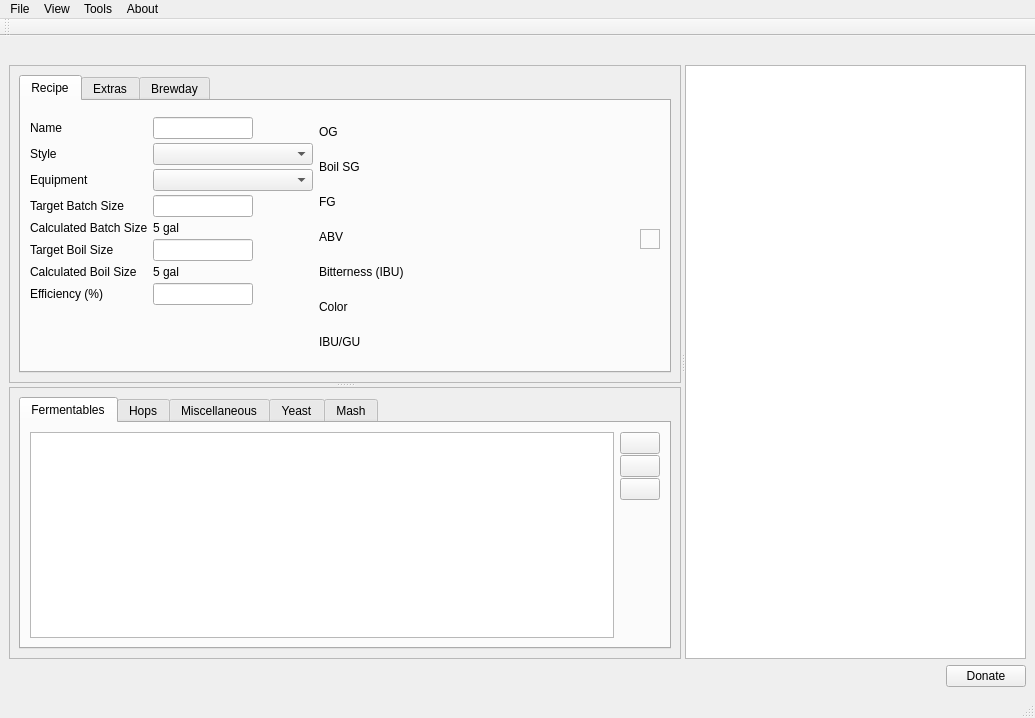
Brewtarget/brewtarget, file ui/mainWindow.ui: the form before one commit.
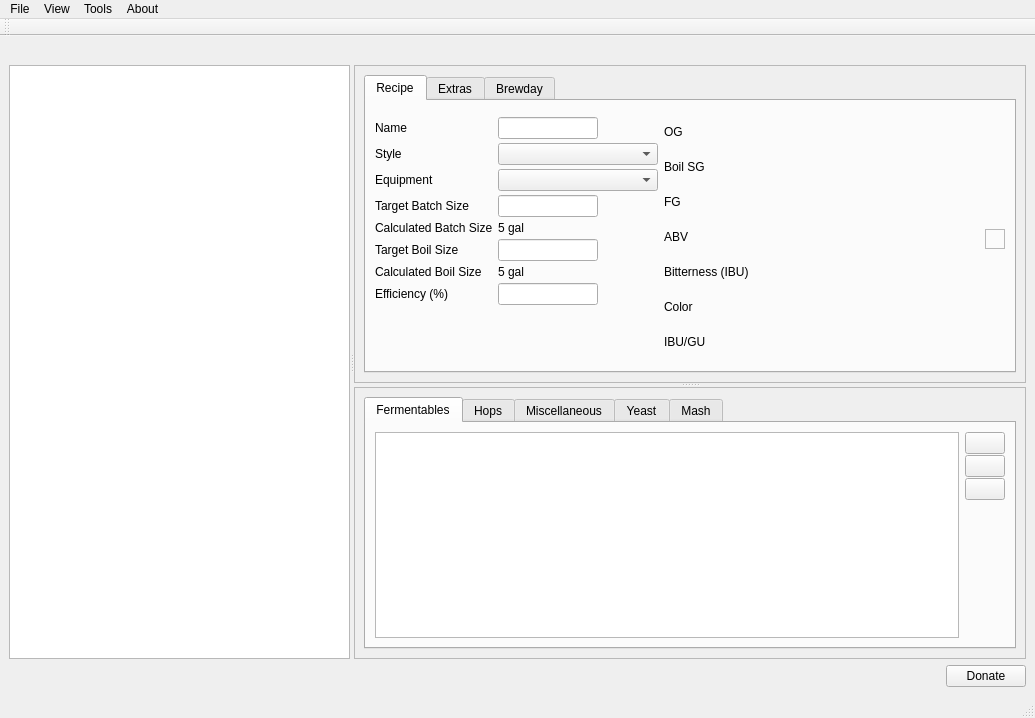
The form after the commit. Icons and pictures are not drawn. Custom widgets are drawn as their Qt base class.

Commit message: Moved the tree to the left hand side.

```diff
--- a/ui/mainWindow.ui
+++ b/ui/mainWindow.ui
@@ -63,6 +63,41 @@
       <property name="orientation">
        <enum>Qt::Horizontal</enum>
       </property>
+      <widget class="BrewTargetTreeView" name="brewTargetTreeView">
+       <property name="sizePolicy">
+        <sizepolicy hsizetype="MinimumExpanding" vsizetype="Expanding">
+         <horstretch>0</horstretch>
+         <verstretch>0</verstretch>
+        </sizepolicy>
+       </property>
+       <property name="toolTip">
+        <string>Recipes</string>
+       </property>
+       <property name="editTriggers">
+        <set>QAbstractItemView::NoEditTriggers</set>
+       </property>
+       <property name="alternatingRowColors">
+        <bool>true</bool>
+       </property>
+       <property name="selectionMode">
+        <enum>QAbstractItemView::ExtendedSelection</enum>
+       </property>
+       <property name="uniformRowHeights">
+        <bool>true</bool>
+       </property>
+       <property name="allColumnsShowFocus">
+        <bool>true</bool>
+       </property>
+       <property name="headerHidden">
+        <bool>true</bool>
+       </property>
+       <attribute name="headerVisible">
+        <bool>false</bool>
+       </attribute>
+       <attribute name="headerVisible">
+        <bool>false</bool>
+       </attribute>
+      </widget>
       <widget class="QSplitter" name="splitter">
        <property name="orientation">
         <enum>Qt::Vertical</enum>
@@ -76,8 +111,8 @@
           <rect>
            <x>0</x>
            <y>0</y>
-           <width>706</width>
-           <height>318</height>
+           <width>720</width>
+           <height>305</height>
           </rect>
          </property>
          <layout class="QVBoxLayout" name="verticalLayout_11">
@@ -998,8 +1033,8 @@
           <rect>
            <x>0</x>
            <y>0</y>
-           <width>721</width>
-           <height>252</height>
+           <width>738</width>
+           <height>246</height>
           </rect>
          </property>
          <layout class="QVBoxLayout" name="verticalLayout_8">
@@ -1512,38 +1547,6 @@
         </widget>
        </widget>
       </widget>
-      <widget class="BrewTargetTreeView" name="brewTargetTreeView">
-       <property name="sizePolicy">
-        <sizepolicy hsizetype="MinimumExpanding" vsizetype="Expanding">
-         <horstretch>0</horstretch>
-         <verstretch>0</verstretch>
-        </sizepolicy>
-       </property>
-       <property name="toolTip">
-        <string>Recipes</string>
-       </property>
-       <property name="editTriggers">
-        <set>QAbstractItemView::NoEditTriggers</set>
-       </property>
-       <property name="alternatingRowColors">
-        <bool>true</bool>
-       </property>
-       <property name="selectionMode">
-        <enum>QAbstractItemView::ExtendedSelection</enum>
-       </property>
-       <property name="uniformRowHeights">
-        <bool>true</bool>
-       </property>
-       <property name="allColumnsShowFocus">
-        <bool>true</bool>
-       </property>
-       <property name="headerHidden">
-        <bool>true</bool>
-       </property>
-       <attribute name="headerVisible">
-        <bool>false</bool>
-       </attribute>
-      </widget>
      </widget>
     </item>
     <item>
```
Left out of the diff: 34 changed lines with no effect on the pictures.
